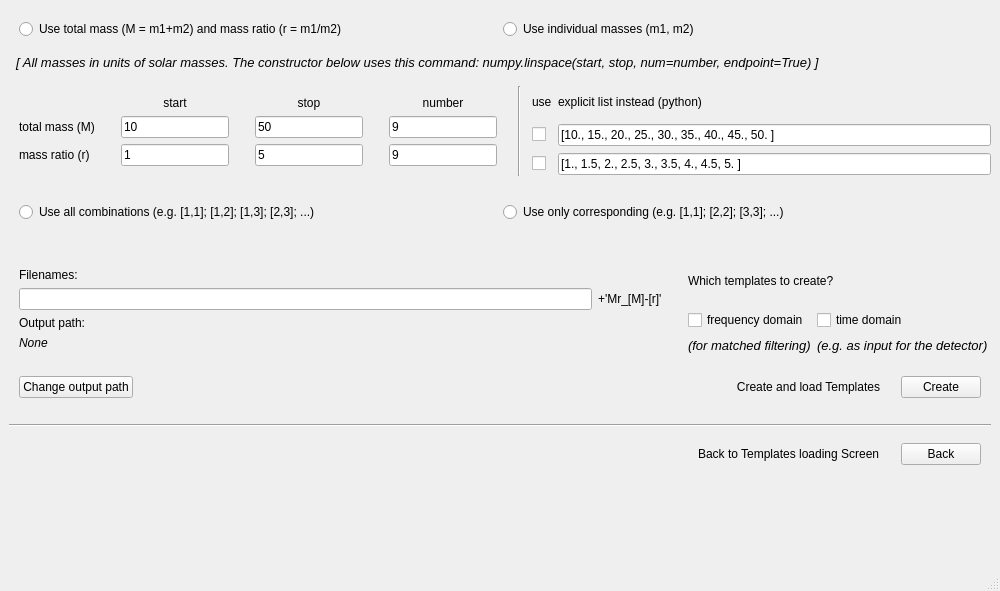
Above: create_screen.ui from mdaamKIT/MatchedFilter before the change. Below: the same form after it.
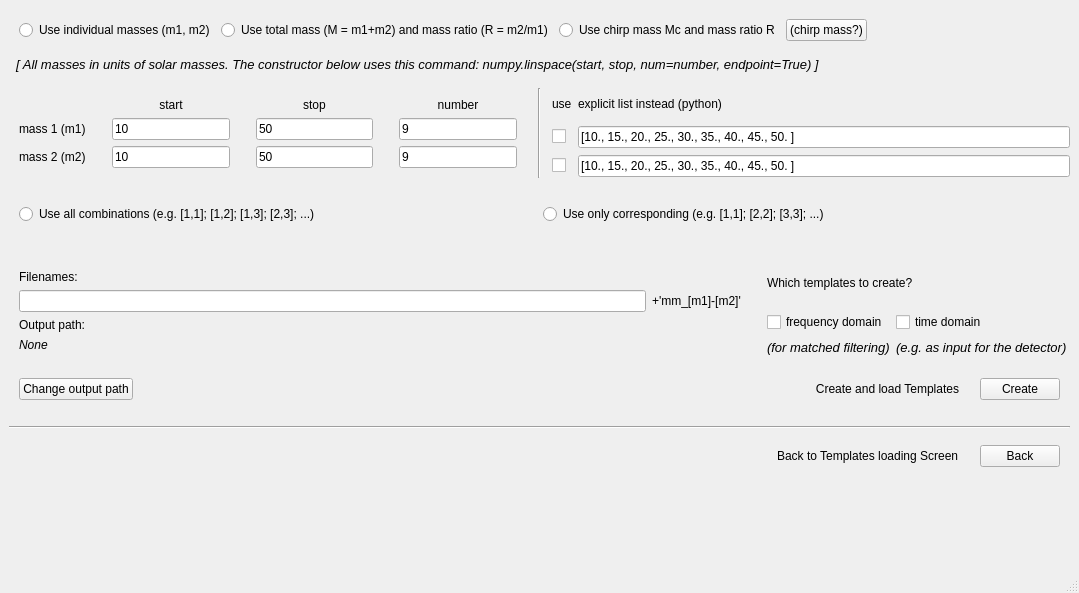
That is the form after the change.

Commit message: added chirpmass as an option for template creation and plotting of results

Patch:
```diff
--- a/create_screen.ui
+++ b/create_screen.ui
@@ -6,8 +6,8 @@
    <rect>
     <x>0</x>
     <y>0</y>
-    <width>1000</width>
-    <height>591</height>
+    <width>1079</width>
+    <height>593</height>
    </rect>
   </property>
   <property name="sizePolicy">
@@ -59,19 +59,46 @@
          <number>10</number>
         </property>
         <item>
-         <widget class="QRadioButton" name="radioButton_Mr">
-          <property name="text">
-           <string>Use total mass (M = m1+m2) and mass ratio (r = m1/m2)</string>
-          </property>
-         </widget>
-        </item>
-        <item>
-         <widget class="QRadioButton" name="radioButton_m1m2">
+         <widget class="QRadioButton" name="radioButton_individual">
           <property name="text">
            <string>Use individual masses (m1, m2)</string>
           </property>
          </widget>
         </item>
+        <item>
+         <widget class="QRadioButton" name="radioButton_total">
+          <property name="text">
+           <string>Use total mass (M = m1+m2) and mass ratio (R = m2/m1)</string>
+          </property>
+         </widget>
+        </item>
+        <item>
+         <widget class="QRadioButton" name="radioButton_chirp">
+          <property name="text">
+           <string>Use chirp mass Mc and mass ratio R</string>
+          </property>
+         </widget>
+        </item>
+        <item>
+         <widget class="QPushButton" name="pushButton_chirpmass">
+          <property name="text">
+           <string>(chirp mass?)</string>
+          </property>
+         </widget>
+        </item>
+        <item>
+         <spacer name="horizontalSpacer_attribute">
+          <property name="orientation">
+           <enum>Qt::Horizontal</enum>
+          </property>
+          <property name="sizeHint" stdset="0">
+           <size>
+            <width>40</width>
+            <height>20</height>
+           </size>
+          </property>
+         </spacer>
+        </item>
        </layout>
       </item>
       <item>
@@ -125,7 +152,7 @@
           <item row="2" column="0">
            <widget class="QLabel" name="label_Parameter1">
             <property name="text">
-             <string>total mass (M)</string>
+             <string>mass 1 (m1)</string>
             </property>
             <property name="alignment">
              <set>Qt::AlignLeading|Qt::AlignLeft|Qt::AlignVCenter</set>
@@ -135,14 +162,14 @@
           <item row="3" column="4">
            <widget class="QLineEdit" name="lineEdit_Para2Stop">
             <property name="text">
-             <string>5</string>
+             <string>50</string>
             </property>
            </widget>
           </item>
           <item row="3" column="2">
            <widget class="QLineEdit" name="lineEdit_Para2Start">
             <property name="text">
-             <string>1</string>
+             <string>10</string>
             </property>
            </widget>
           </item>
@@ -279,7 +306,7 @@
           <item row="3" column="0">
            <widget class="QLabel" name="label_Parameter2">
             <property name="text">
-             <string>mass ratio (r)</string>
+             <string>mass 2 (m2)</string>
             </property>
            </widget>
           </item>
@@ -339,7 +366,7 @@
           <item row="2" column="1">
            <widget class="QLineEdit" name="lineEdit_Para2Code">
             <property name="text">
-             <string>[1., 1.5, 2., 2.5, 3., 3.5, 4., 4.5, 5. ]</string>
+             <string>[10., 15., 20., 25., 30., 35., 40., 45., 50. ]</string>
             </property>
            </widget>
           </item>
@@ -498,7 +525,7 @@
             <item>
              <widget class="QLabel" name="label_FilenameExt">
               <property name="text">
-               <string>+'Mr_[M]-[r]'</string>
+               <string>+'mm_[m1]-[m2]'</string>
               </property>
              </widget>
             </item>
```
Left out of the diff: 7 changed lines with no effect on the pictures. The commit also changes 6 other files.
